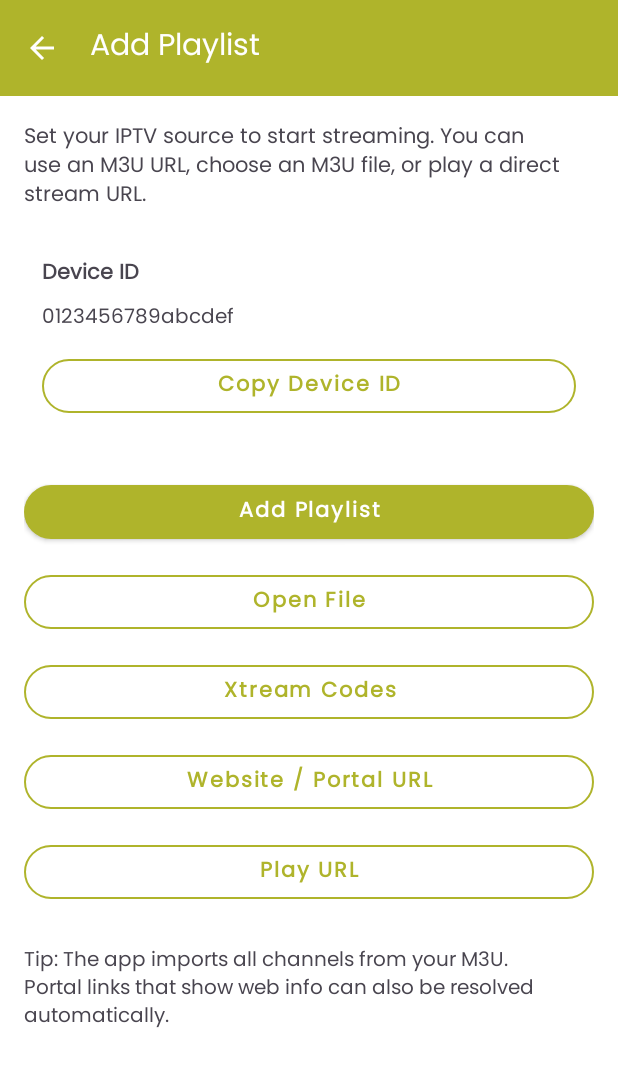
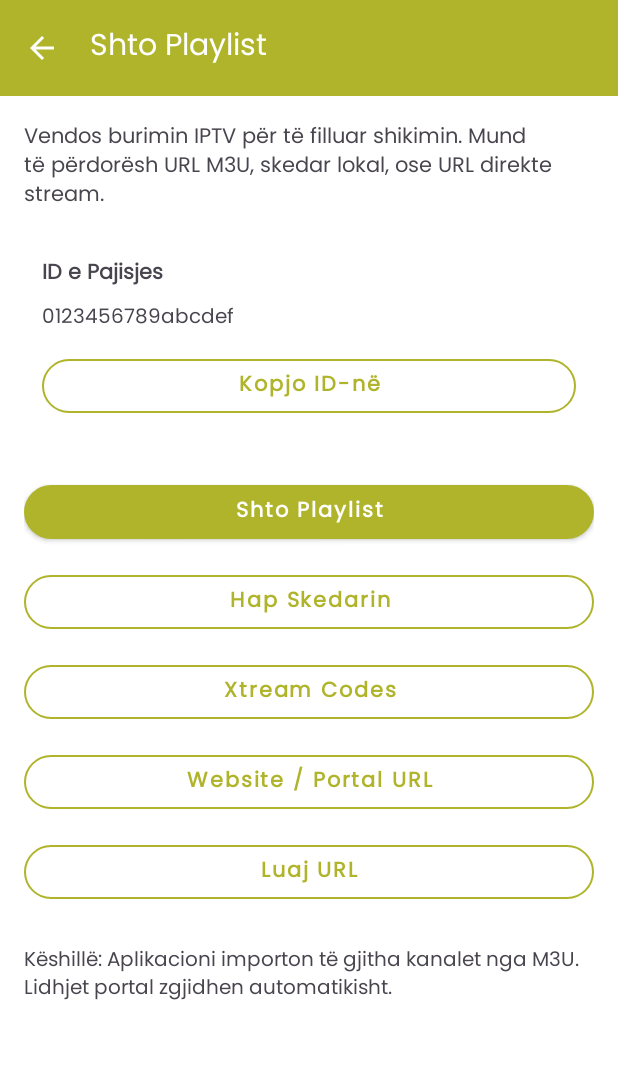
Before and after one commit to ereja36/TheStream, an Android app: the ActivityPlaylistSetup screen opened directly, with no data from a screen before it, on a phone screen of 412 x 824 dp. Shown: the top 1067 px of the screen. Run offline under Robolectric (Android 15) with nearby library versions, the phone set to English and light mode, and no system bars; libraries missing offline, so code that uses them is left out: com.solodroid.push, com.solodroidx.ads; pictures from the network do not load.

Commit message:
Localize playlist UI to Albanian, bump to v6.4.2, add APK download page
Co-authored-by: ereja36 <ereja36@users.noreply.github.com>

```diff
--- a/android/app/build.gradle
+++ b/android/app/build.gradle
@@ -10,8 +10,8 @@ android {
         applicationId = "com.shif.shqip.android"
         minSdk = 23
         targetSdk = 36
-        versionCode = 20
-        versionName = "6.4.1"
+        versionCode = 21
+        versionName = "6.4.2"
         multiDexEnabled = true
     }
     compileOptions {
--- a/android/app/src/main/res/values/strings.xml
+++ b/android/app/src/main/res/values/strings.xml
@@ -132,18 +132,18 @@
     <string name="msg_do_not_show">Don\'t show it again</string>
 
     <!--playlist setup-->
-    <string name="playlist_setup_title">Add Playlist</string>
-    <string name="playlist_setup_subtitle">Set your IPTV source to start streaming. You can use an M3U URL, choose an M3U file, or play a direct stream URL.</string>
-    <string name="playlist_setup_note">Tip: The app imports all channels from your M3U. Portal links that show web info can also be resolved automatically.</string>
-    <string name="playlist_device_id_label">Device ID</string>
-    <string name="playlist_copy_device_id">Copy Device ID</string>
-    <string name="playlist_add">Add Playlist</string>
-    <string name="playlist_open_file">Open File</string>
+    <string name="playlist_setup_title">Shto Playlist</string>
+    <string name="playlist_setup_subtitle">Vendos burimin IPTV për të filluar shikimin. Mund të përdorësh URL M3U, skedar lokal, ose URL direkte stream.</string>
+    <string name="playlist_setup_note">Këshillë: Aplikacioni importon të gjitha kanalet nga M3U. Lidhjet portal zgjidhen automatikisht.</string>
+    <string name="playlist_device_id_label">ID e Pajisjes</string>
+    <string name="playlist_copy_device_id">Kopjo ID-në</string>
+    <string name="playlist_add">Shto Playlist</string>
+    <string name="playlist_open_file">Hap Skedarin</string>
     <string name="playlist_add_xtream">Xtream Codes</string>
     <string name="playlist_add_website">Website / Portal URL</string>
-    <string name="playlist_play_url">Play URL</string>
-    <string name="playlist_manage_title">Manage Playlists</string>
-    <string name="playlist_manage_subtitle">Add and manage M3U, Xtream and portal playlists</string>
+    <string name="playlist_play_url">Luaj URL</string>
+    <string name="playlist_manage_title">Menaxho Playlistat</string>
+    <string name="playlist_manage_subtitle">Shto dhe menaxho playlista M3U, Xtream dhe portal</string>
     <string name="playlist_url_hint">https://example.com/playlist.m3u</string>
     <string name="playlist_name_hint">My Playlist</string>
     <string name="playlist_stream_url_hint">https://example.com/live/stream.m3u8</string>
@@ -155,19 +155,19 @@
     <string name="playlist_play_url_dialog_message">Paste a direct stream URL (m3u8, mpd, mp4, etc).</string>
     <string name="playlist_xtream_dialog_message">Enter Xtream server URL, username and password.</string>
     <string name="playlist_website_dialog_message">Paste website/portal URL for device-based playlist lookup.</string>
-    <string name="playlist_loading">Loading playlist...</string>
-    <string name="playlist_saved">Playlist saved successfully</string>
-    <string name="playlist_device_id_copied">Device ID copied</string>
-    <string name="playlist_error_empty_url">Please enter a valid URL</string>
-    <string name="playlist_error_invalid_file">Invalid playlist format or file</string>
-    <string name="playlist_error_download">Failed to download playlist URL</string>
-    <string name="playlist_error_xtream_fields">Please enter server, username and password</string>
-    <string name="playlist_error_no_new_channels">No new channels found from this source</string>
-    <string name="playlist_error_portal_empty">No playlist is assigned for this device yet. Device ID: %1$s</string>
-    <string name="playlist_error_device_banned">This device is blocked. %1$s</string>
-    <string name="playlist_sync_required">Playlist could not be linked to server panel.</string>
-    <string name="device_blocked_title">Device Blocked</string>
-    <string name="device_blocked_message">This device is blocked from the panel.\n\nReason: %1$s</string>
+    <string name="playlist_loading">Duke ngarkuar playlistën...</string>
+    <string name="playlist_saved">Playlista u ruajt me sukses</string>
+    <string name="playlist_device_id_copied">ID e pajisjes u kopjua</string>
+    <string name="playlist_error_empty_url">Ju lutem vendosni një URL të vlefshme</string>
+    <string name="playlist_error_invalid_file">Format playliste ose skedar i pavlefshëm</string>
+    <string name="playlist_error_download">Dështoi shkarkimi i playlistës</string>
+    <string name="playlist_error_xtream_fields">Vendos serverin, përdoruesin dhe fjalëkalimin</string>
+    <string name="playlist_error_no_new_channels">Nuk u gjetën kanale të reja nga ky burim</string>
+    <string name="playlist_error_portal_empty">Nuk ka playlist për këtë pajisje ende. ID: %1$s</string>
+    <string name="playlist_error_device_banned">Kjo pajisje është bllokuar. %1$s</string>
+    <string name="playlist_sync_required">Playlista nuk u lidh me panelin e serverit.</string>
+    <string name="device_blocked_title">Pajisja e Bllokuar</string>
+    <string name="device_blocked_message">Kjo pajisje është bllokuar nga paneli.\n\nArsyeja: %1$s</string>
     <string name="popup_open_link">Open Link</string>
     <string name="popup_close">Close</string>
     <string name="epg_now_format">Now: %1$s</string>
```
Also changed, not shown: 1 other file.
